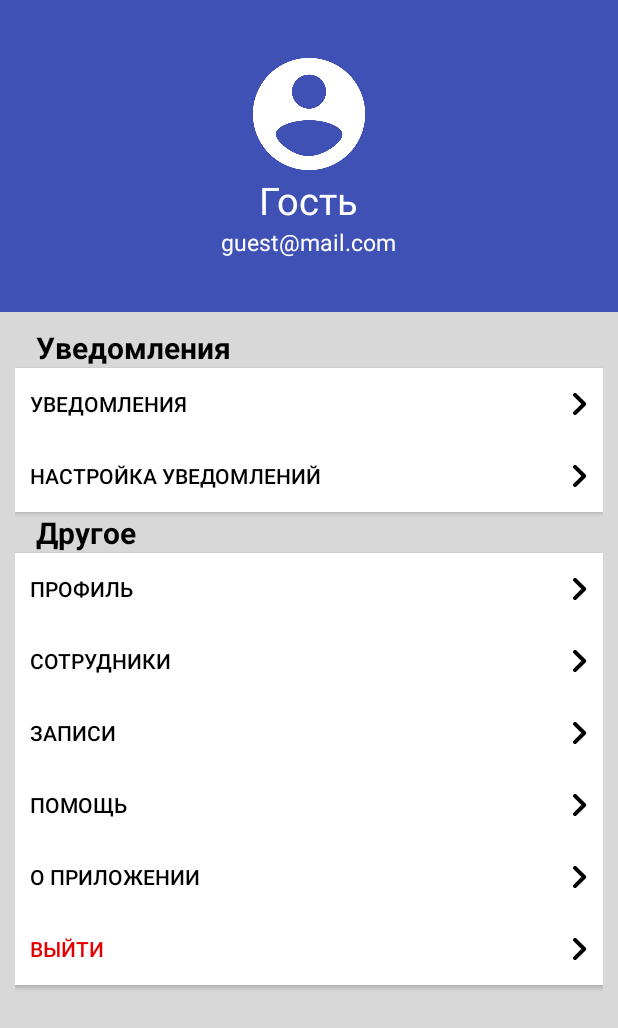
After one commit to darkice-dev/ClientServise, an Android app: the layout fragment_company_profile.xml on its own in the app's theme, with its tools: preview values and no code run, on a phone screen of 412 x 824 dp. The commit adds this screen. Shown: the top 1028 px of the screen. Run offline under Robolectric (Android 15) with nearby library versions, the phone set to English and light mode, and no system bars.

Commit message:
Edded 2 profiles (Client and Company profile).

```diff
--- /dev/null
+++ b/app/src/main/res/layout/fragment_company_profile.xml
@@ -0,0 +1,169 @@
+<?xml version="1.0" encoding="utf-8"?>
+<LinearLayout xmlns:android="http://schemas.android.com/apk/res/android"
+    xmlns:tools="http://schemas.android.com/tools"
+    android:layout_width="match_parent"
+    android:layout_height="match_parent"
+    tools:context=".ProfileFragment">
+
+    <RelativeLayout
+        android:layout_width="wrap_content"
+        android:layout_height="wrap_content">
+        <LinearLayout
+            android:id="@+id/headerLayout"
+            android:layout_width="match_parent"
+            android:layout_height="208dp"
+            android:background="@color/colorPrimary"
+            android:gravity="center"
+            android:orientation="vertical"
+            android:padding="10dp">
+
+            <ImageView
+                android:id="@+id/imageViewAvatar"
+                android:layout_width="80dp"
+                android:layout_height="80dp"
+                android:src="@drawable/blank_avatar_white_512_2"
+                />
+
+            <TextView
+                android:id="@+id/txtUserName"
+                android:layout_width="wrap_content"
+                android:layout_height="wrap_content"
+                android:gravity="center"
+                android:text="Гость"
+                android:textColor="@color/colorWhite"
+                android:textSize="25sp" />
+
+            <TextView
+                android:id="@+id/txtUserPhone"
+                android:layout_width="wrap_content"
+                android:layout_height="wrap_content"
+                android:ellipsize="end"
+                android:singleLine="true"
+                android:text="guest@mail.com"
+                android:textColor="@color/colorWhite"
+                android:textSize="15sp" />
+        </LinearLayout>
+
+        <LinearLayout
+            android:id="@+id/layout_button"
+            android:layout_width="match_parent"
+            android:layout_height="match_parent"
+            android:layout_below="@id/headerLayout"
+            android:background="@color/Gray"
+            android:orientation="vertical"
+            android:padding="10dp">
+
+            <TextView
+                android:layout_width="match_parent"
+                android:layout_height="wrap_content"
+                android:background="@color/Gray"
+                android:text="   Уведомления"
+                android:textAlignment="inherit"
+                android:textColor="@color/Black"
+                android:textSize="20sp"
+                android:textStyle="bold" />
+
+            <Button
+                android:layout_width="match_parent"
+                android:layout_height="wrap_content"
+                android:background="@color/colorWhite"
+                android:text="   Уведомления"
+                android:textAlignment="viewStart"
+                android:drawableEnd="@drawable/round_keyboard_arrow_right_black_48dp"
+                android:textColor="@color/Black" />
+
+            <Button
+                android:layout_width="match_parent"
+                android:layout_height="wrap_content"
+                android:background="@color/colorWhite"
+                android:text="   Настройка уведомлений"
+                android:textAlignment="viewStart"
+                android:drawableEnd="@drawable/round_keyboard_arrow_right_black_48dp"
+                android:textColor="@color/Black" />
+
+            <TextView
+                android:layout_width="match_parent"
+                android:layout_height="wrap_content"
+                android:background="@color/Gray"
+                android:text="   Другое"
+                android:textAlignment="inherit"
+                android:textColor="@color/Black"
+                android:textSize="20sp"
+                android:textStyle="bold"/>
+
+            <Button
+                android:id="@+id/btn_employee"
+                android:layout_width="match_parent"
+                android:layout_height="wrap_content"
+                android:background="@color/colorWhite"
+                android:text="   Профиль"
+                android:textAlignment="viewStart"
+                android:drawableEnd="@drawable/round_keyboard_arrow_right_black_48dp"
+                android:textColor="@color/Black" />
+
+            <Button
+                android:id="@+id/btn_red_profile"
+                android:layout_width="match_parent"
+                android:layout_height="wrap_content"
+                android:background="@color/colorWhite"
+                android:text="   Сотрудники"
+                android:textAlignment="viewStart"
+                android:drawableEnd="@drawable/round_keyboard_arrow_right_black_48dp"
+                android:textColor="@color/Black" />
+
+            <Button
+                android:id="@+id/btn_record"
+                android:layout_width="match_parent"
+                android:layout_height="wrap_content"
+                android:background="@color/colorWhite"
+                android:text="   Записи"
+                android:textAlignment="viewStart"
+                android:drawableEnd="@drawable/round_keyboard_arrow_right_black_48dp"
+                android:textColor="@color/Black" />
+
+            <Button
+                android:id="@+id/btn_help"
+                android:layout_width="match_parent"
+                android:layout_height="wrap_content"
+                android:background="@color/colorWhite"
+                android:text="   Помощь"
+                android:textAlignment="viewStart"
+                android:drawableEnd="@drawable/round_keyboard_arrow_right_black_48dp"
+                android:textColor="@color/Black" />
+
+
+            <!--            <Button-->
+            <!--                android:id="@+id/btn_registration"-->
+            <!--                android:layout_width="match_parent"-->
+            <!--                android:layout_height="wrap_content"-->
+            <!--                android:background="@color/colorWhite"-->
+            <!--                android:text="   Зарегистрироваться"-->
+            <!--                android:textAlignment="viewStart"-->
+            <!--                android:drawableEnd="@drawable/round_keyboard_arrow_right_black_48dp"-->
+            <!--                android:textColor="@color/RED" />-->
+
+            <Button
+                android:id="@+id/btn_about"
+                android:layout_width="match_parent"
+                android:layout_height="wrap_content"
+                android:background="@color/colorWhite"
+                android:text="   О приложении"
+                android:textAlignment="viewStart"
+                android:drawableEnd="@drawable/round_keyboard_arrow_right_black_48dp"
+                android:textColor="@color/Black" />
+
+            <Button
+                android:id="@+id/btn_enter"
+                android:layout_width="match_parent"
+                android:layout_height="wrap_content"
+                android:background="@color/colorWhite"
+                android:text="   Выйти"
+                android:textAlignment="viewStart"
+                android:drawableEnd="@drawable/round_keyboard_arrow_right_black_48dp"
+                android:textColor="@color/RED" />
+
+        </LinearLayout>
+
+    </RelativeLayout>
+
+</LinearLayout>
```
Also changed, not shown: app/src/main/java/com/project/clientservise1/ClientProfileFragment.java (added, +110 -0 lines), app/src/main/java/com/project/clientservise1/CompanyProfileFragment.java (added, +110 -0 lines), app/src/main/res/layout/fragment_client_profile.xml (added, +159 -0 lines), app/src/main/res/layout/fragment_home.xml (+13 -12 lines), app/src/main/res/layout/fragment_profile.xml (+35 -36 lines).
